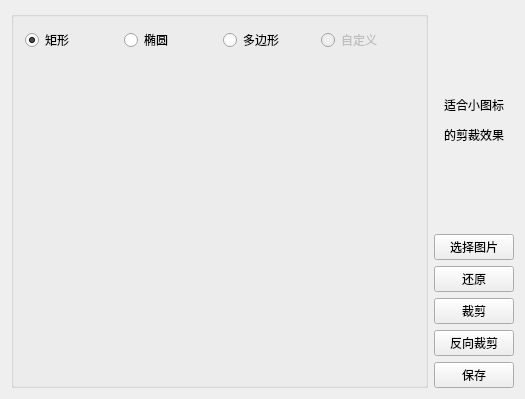
The window that mainwindow.ui (xiaoyanLG/ImageCropping) describes before a commit, drawn with Qt 5.
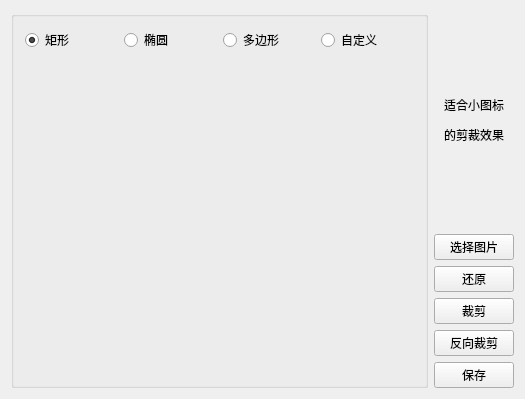
The same window after the commit. Custom widgets are drawn as their Qt base class.

Commit message: 增加自定义裁剪路径！

What changed in the file:
```diff
--- a/mainwindow.ui
+++ b/mainwindow.ui
@@ -52,7 +52,7 @@
            <item>
             <widget class="QRadioButton" name="radioButton_4">
              <property name="enabled">
-              <bool>false</bool>
+              <bool>true</bool>
              </property>
              <property name="text">
               <string>自定义</string>
```
The commit also changes 1 other file.
